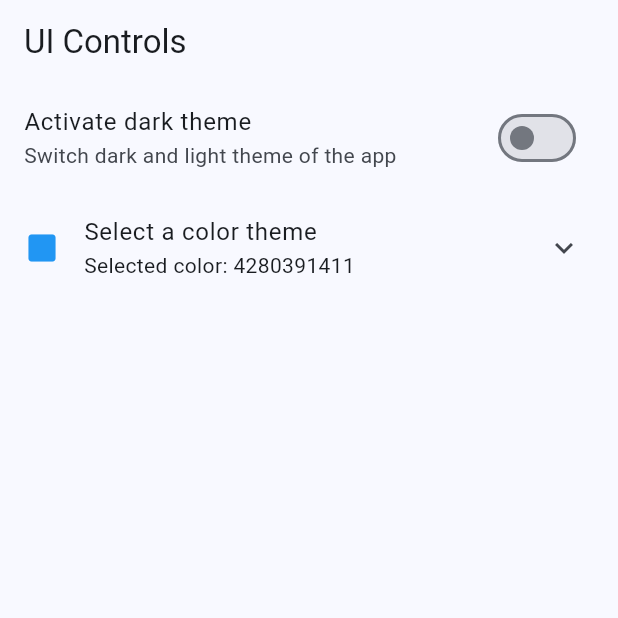
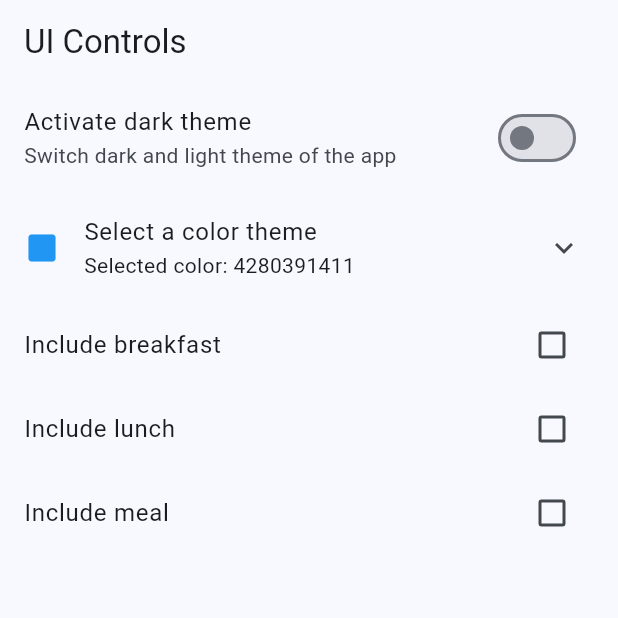
Before and after one commit to dazanez/widgets, a Flutter app: the UiControlsScreen screen opened by its route, on a phone screen of 412 x 824 dp, the top half of it. Run offline on Flutter 3.47's test engine with Material 3 defaults, Android fonts, the phone set to English and light mode, and no system bars; our stand-ins replace go_router.

Commit message:
Checkbox added. UI Controls finished

```diff
--- a/lib/presentation/screens/ui_controls/ui_controls_screen.dart
+++ b/lib/presentation/screens/ui_controls/ui_controls_screen.dart
@@ -28,6 +28,7 @@ class _UiControlsView extends StatefulWidget {
 class _UiControlsViewState extends State<_UiControlsView> {
   bool darkThemeActive = true;
   Color selectedColor = Colors.blue;
+  bool wantsBreakfast = false, wantsLunch = false, wantsMeal = false;
 
   @override
   Widget build(BuildContext context) {
@@ -85,6 +86,24 @@ class _UiControlsViewState extends State<_UiControlsView> {
                 onChanged: null)
           ],
         ),
+        CheckboxListTile(
+            title: const Text('Include breakfast'),
+            value: wantsBreakfast,
+            onChanged: (_) => setState(() {
+                  wantsBreakfast = !wantsBreakfast;
+                })),
+        CheckboxListTile(
+            title: const Text('Include lunch'),
+            value: wantsLunch,
+            onChanged: (_) => setState(() {
+                  wantsLunch = !wantsLunch;
+                })),
+        CheckboxListTile(
+            title: const Text('Include meal'),
+            value: wantsMeal,
+            onChanged: (_) => setState(() {
+                  wantsMeal = !wantsMeal;
+                })),
       ],
     );
   }
```
